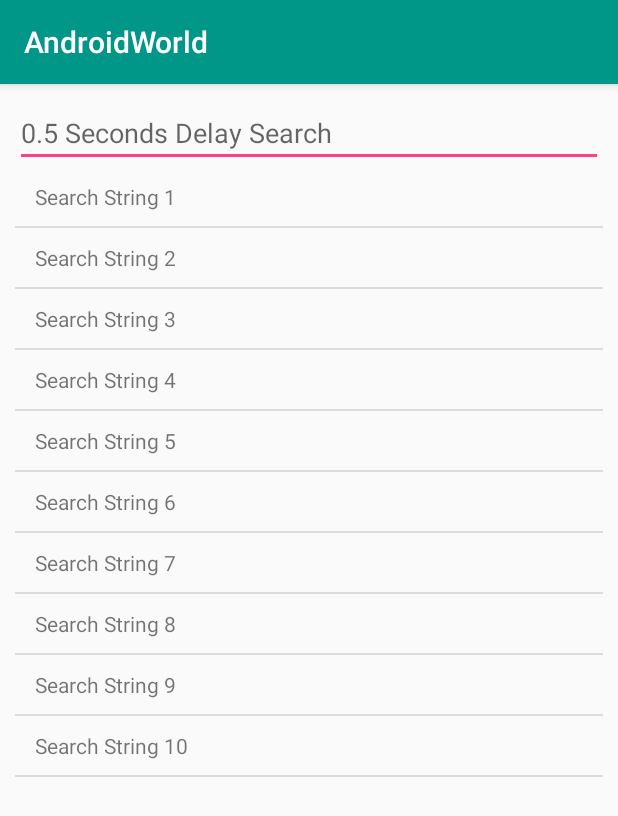
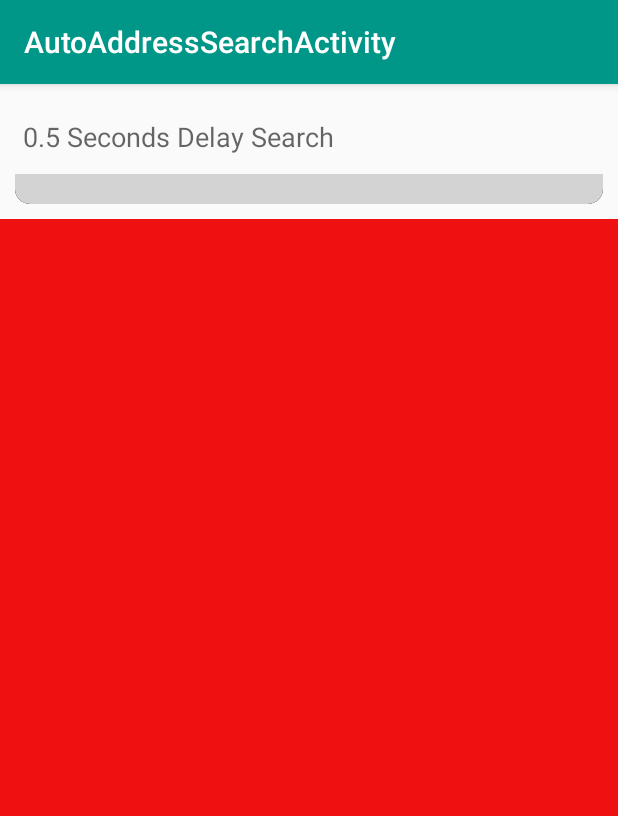
Before and after one commit to spdobest/AndroidWorld, an Android app: the screen it shows after launch (EdittextActivity before the commit, AutoAddressSearchActivity after it), on a phone screen of 412 x 824 dp. Shown: the top 816 px of the screen. Run offline under Robolectric (Android 15) with nearby library versions, the phone set to English and light mode, and no system bars.

Commit message:
Added Custom Views

```diff
--- a/app/build.gradle
+++ b/app/build.gradle
@@ -175,5 +175,8 @@ dependencies {
     implementation koin.koinViewModel
     // view model
     implementation "androidx.lifecycle:lifecycle-extensions:2.0.0"
+    implementation 'androidx.wear:wear:1.0.0'
+    implementation 'androidx.legacy:legacy-support-v4:1.0.0'
     annotationProcessor "androidx.lifecycle:lifecycle-compiler:2.0.0"
+    compileOnly 'com.google.android.wearable:wearable:2.5.0'
 }
--- /dev/null
+++ b/app/src/main/java/spm/androidworld/all/autoaddresssearch/AutoAddressSearchActivity.kt
@@ -0,0 +1,12 @@
+package spm.androidworld.all.autoaddresssearch
+
+import android.os.Bundle
+import androidx.appcompat.app.AppCompatActivity
+import spm.androidworld.all.R
+
+class AutoAddressSearchActivity : AppCompatActivity() {
+    override fun onCreate(savedInstanceState: Bundle?) {
+        super.onCreate(savedInstanceState)
+        setContentView(R.layout.activity_auto_address_search)
+    }
+}
--- a/app/src/main/java/spm/androidworld/all/edittextWIdgets/AddressSearchWithTypingDelayEdittext.kt
+++ b/app/src/main/java/spm/androidworld/all/edittextWIdgets/AddressSearchWithTypingDelayEdittext.kt
@@ -67,6 +67,10 @@ class AddressSearchWithTypingDelayEdittext :
         })
     }
 
+    public fun enableEdittext() {
+        setReadOnly(false)
+    }
+
     fun setResponseText(response: String) {
         Log.i("TAG", "RESPONSE " + response)
         // setReadOnly(false, InputType.TYPE_CLASS_TEXT)
--- /dev/null
+++ b/app/src/main/java/spm/androidworld/all/edittextWIdgets/fragments/AutoAddressSearchFragment.kt
@@ -0,0 +1,134 @@
+package spm.androidworld.all.edittextWIdgets.fragments
+
+import android.os.Bundle
+import android.os.Handler
+import android.view.LayoutInflater
+import android.view.View
+import android.view.ViewGroup
+import android.widget.Toast
+import androidx.appcompat.widget.AppCompatTextView
+import androidx.fragment.app.Fragment
+import androidx.fragment.app.FragmentActivity
+import androidx.recyclerview.widget.DividerItemDecoration
+import androidx.recyclerview.widget.LinearLayoutManager
+import androidx.recyclerview.widget.RecyclerView
+import kotlinx.android.synthetic.main.fragment_autoaddresssearch.*
+import spm.androidworld.all.R
+import spm.androidworld.all.edittextWIdgets.AddressSearchWithTypingDelayEdittext
+
+class AutoAddressSearchFragment : Fragment(),
+    AddressSearchWithTypingDelayEdittext.OnCharTypeDelayListener, AddressSelectListener {
+
+    var count = 0
+    private lateinit var exactAddressSelected: ExactAddressSelectListener
+    private var listItems = ArrayList<String>()
+    private lateinit var addressSearchAdapter: AutoAddressSearchAdapter
+
+    override fun onCreate(savedInstanceState: Bundle?) {
+        super.onCreate(savedInstanceState)
+    }
+
+    override fun onCreateView(
+        inflater: LayoutInflater,
+        container: ViewGroup?,
+        savedInstanceState: Bundle?
+    ): View? {
+        return inflater.inflate(R.layout.fragment_autoaddresssearch, container, false)
+    }
+
+    override fun onViewCreated(view: View, savedInstanceState: Bundle?) {
+        super.onViewCreated(view, savedInstanceState)
+        init()
+    }
+
+    fun init() {
+        edittextSearchTimeDelay.setListener(this)
+        addressSearchAdapter = AutoAddressSearchAdapter(listItems, this)
+        recyclerViewAddress.layoutManager =
+            LinearLayoutManager(activity as FragmentActivity, LinearLayoutManager.VERTICAL, false)
+        recyclerViewAddress.adapter = addressSearchAdapter
+        addressSearchAdapter.setDevider(recyclerViewAddress)
+    }
+
+    override fun onTypeDelayChar(chars: String) {
+        if (chars.length >= 2) {
+            progressAddress.visibility = View.VISIBLE
+            listItems.clear()
+            for (i in 1..10) {
+                listItems.add("$chars Address $i")
+            }
+
+            Handler().postDelayed({
+                progressAddress.visibility = View.GONE
+                addressSearchAdapter.notifyDataSetChanged()
+                edittextSearchTimeDelay.enableEdittext()
+            }, 3000)
+        }
+    }
+
+    override fun onAddressSelect(item: String) {
+
+        if (listItems.size == 1) {
+            Toast.makeText(activity as FragmentActivity, "Address Selected", Toast.LENGTH_SHORT)
+                .show()
+        } else {
+            progressAddress.visibility = View.VISIBLE
+            count++
+            listItems.clear()
+            var range = if (count <= 3) 5 else 1
+            for (i in 1..range) {
+                listItems.add("Count$count $item $i")
+            }
+            Handler().postDelayed({
+                progressAddress.visibility = View.GONE
+                addressSearchAdapter.notifyDataSetChanged()
+            }, 3000)
+        }
+    }
+
+    fun setListener(exactAddressSelected: ExactAddressSelectListener) {
+        this.exactAddressSelected = exactAddressSelected
+    }
+}
+
+private class AutoAddressSearchAdapter(
+    val listItems: List<String>,
+    val addressSelectListener: AddressSelectListener
+) :
+    RecyclerView.Adapter<AutoAddressSearchViewHolder>() {
+
+    override fun onCreateViewHolder(parent: ViewGroup, viewType: Int): AutoAddressSearchViewHolder {
+        val view = LayoutInflater.from(parent.context)
+            .inflate(R.layout.itemview_search, parent, false)
+        return AutoAddressSearchViewHolder(view)
+    }
+
+    override fun getItemCount(): Int = if (listItems != null) listItems.size else 0
+
+    override fun onBindViewHolder(holder: AutoAddressSearchViewHolder, position: Int) {
+        holder.tvSearchItem.text = listItems[position]
+        holder.itemView.setOnClickListener {
+            addressSelectListener.onAddressSelect(listItems[position])
+        }
+    }
+
+    public fun setDevider(recyclerView: RecyclerView) {
+        val mDividerItemDecoration = DividerItemDecoration(
+            recyclerView.context, LinearLayoutManager.VERTICAL
+        )
+        recyclerView.addItemDecoration(mDividerItemDecoration)
+    }
+}
+
+
+private class AutoAddressSearchViewHolder(view: View) : RecyclerView.ViewHolder(view) {
+    val tvSearchItem = view.findViewById<AppCompatTextView>(R.id.tvSearchItem)
+}
+
+private interface AddressSelectListener {
+    fun onAddressSelect(item: String)
+}
+
+public interface ExactAddressSelectListener {
+    fun onExactAddressSeleted(item: String)
+}
--- a/app/src/main/res/drawable/boarder_app_color.xml
+++ b/app/src/main/res/drawable/boarder_app_color.xml
@@ -2,7 +2,7 @@
 <shape xmlns:android="http://schemas.android.com/apk/res/android">
     <solid android:color="#ffffffff" />
     <stroke
-        android:width="0.5dp"
-        android:color="@color/colorPrimary" />
+        android:width="5dp"
+            android:color="@color/colorPrimary" />
     <corners android:radius="5dp" />
 </shape>
--- /dev/null
+++ b/app/src/main/res/drawable/drawable_oneside_bottom_rounded_boarder.xml
@@ -0,0 +1,40 @@
+<?xml version="1.0" encoding="utf-8"?>
+<layer-list xmlns:android="http://schemas.android.com/apk/res/android">
+    <item>
+        <shape android:shape="rectangle">
+            <solid android:color="#000000" />
+            <corners
+                    android:bottomLeftRadius="10dp"
+                    android:bottomRightRadius="10dp"
+                    android:topLeftRadius="0dp"
+                    android:topRightRadius="0dp" />
+        </shape>
+    </item>
+    <item android:bottom="0dp">
+        <shape android:shape="rectangle">
+            <solid android:color="#d3d3d3" />
+            <corners
+                    android:bottomLeftRadius="10dp"
+                    android:bottomRightRadius="10dp"
+                    android:topLeftRadius="0dp"
+                    android:topRightRadius="0dp" />
+        </shape>
+    </item>
+</layer-list>
+
+        <!--
+        <?xml version="1.0" encoding="utf-8"?>
+        <shape xmlns:android="http://schemas.android.com/apk/res/android"
+                android:shape="rectangle" >
+
+            <solid android:color="#FFFFFF" />
+            <stroke
+                    android:width="2dp"
+                    android:color="@color/color_dc4e41" />
+            <corners
+                    android:bottomLeftRadius="10dp"
+                    android:bottomRightRadius="10dp"
+                    android:topLeftRadius="0dp"
+                    android:topRightRadius="0dp"
+                    />
+        </shape>-->
--- /dev/null
+++ b/app/src/main/res/layout/activity_auto_address_search.xml
@@ -0,0 +1,24 @@
+<?xml version="1.0" encoding="utf-8"?>
+<androidx.constraintlayout.widget.ConstraintLayout xmlns:android="http://schemas.android.com/apk/res/android"
+        xmlns:app="http://schemas.android.com/apk/res-auto"
+        xmlns:tools="http://schemas.android.com/tools"
+        android:layout_width="match_parent"
+        android:layout_height="match_parent"
+        tools:context="spm.androidworld.all.autoaddresssearch.AutoAddressSearchActivity">
+
+    <fragment
+            android:id="@+id/headlines_fragment"
+            android:name="spm.androidworld.all.edittextWIdgets.fragments.AutoAddressSearchFragment"
+            android:layout_width="match_parent"
+            android:layout_height="wrap_content"
+            app:layout_constraintTop_toTopOf="parent" />
+
+
+    <androidx.appcompat.widget.AppCompatAutoCompleteTextView
+            android:layout_width="match_parent"
+            android:layout_height="0dp"
+            android:background="#ee00"
+            app:layout_constraintBottom_toBottomOf="parent"
+            app:layout_constraintTop_toBottomOf="@+id/headlines_fragment" />
+
+</androidx.constraintlayout.widget.ConstraintLayout>
--- /dev/null
+++ b/app/src/main/res/layout/fragment_autoaddresssearch.xml
@@ -0,0 +1,37 @@
+<?xml version="1.0" encoding="utf-8"?>
+<FrameLayout xmlns:android="http://schemas.android.com/apk/res/android"
+        android:layout_width="match_parent"
+        android:layout_height="wrap_content"
+        android:padding="@dimen/dimen_10dp">
+
+
+    <LinearLayout
+            android:layout_width="match_parent"
+            android:layout_height="wrap_content"
+            android:orientation="vertical">
+
+        <spm.androidworld.all.edittextWIdgets.AddressSearchWithTypingDelayEdittext
+                android:id="@+id/edittextSearchTimeDelay"
+                android:layout_width="match_parent"
+                android:layout_height="@dimen/dimen_50dp"
+                android:background="@null"
+                android:hint="0.5 Seconds Delay Search"
+                android:padding="@dimen/dimen_5dp"
+                android:textCursorDrawable="@null" />
+
+        <androidx.recyclerview.widget.RecyclerView
+                android:id="@+id/recyclerViewAddress"
+                android:layout_width="match_parent"
+                android:layout_height="match_parent"
+                android:background="@drawable/drawable_oneside_bottom_rounded_boarder"
+                android:padding="@dimen/dimen_10dp" />
+
+    </LinearLayout>
+
+    <ProgressBar
+            android:id="@+id/progressAddress"
+            android:layout_width="@dimen/dimen_100dp"
+            android:layout_height="@dimen/dimen_100dp"
+            android:layout_gravity="center"
+            android:visibility="gone" />
+</FrameLayout>
--- a/app/src/main/res/values/strings.xml
+++ b/app/src/main/res/values/strings.xml
@@ -33,5 +33,6 @@
     <string name="extra_menu_item">Extra Menu Item</string>
 
     <string name="blankstr"></string>
+    <string name="title_activity_auto_address_search">AutoAddressSearchActivity</string>
 
 </resources>
```
Also changed, not shown: app/src/main/AndroidManifest.xml (+22 -4 lines), app/src/main/java/spm/androidworld/all/autoaddresssearch/DummyFragment.kt (added, +31 -0 lines), app/src/main/java/spm/androidworld/all/edittextWIdgets/EdittextActivity.kt (+6 -1 lines), app/src/main/res/drawable/drawable_oneside_top_rounded_boarder.xml (added, +45 -0 lines), app/src/main/res/drawable/drawable_top_rounded.xml (added, +16 -0 lines), app/src/main/res/layout/fragment_dummy.xml (added, +13 -0 lines).
